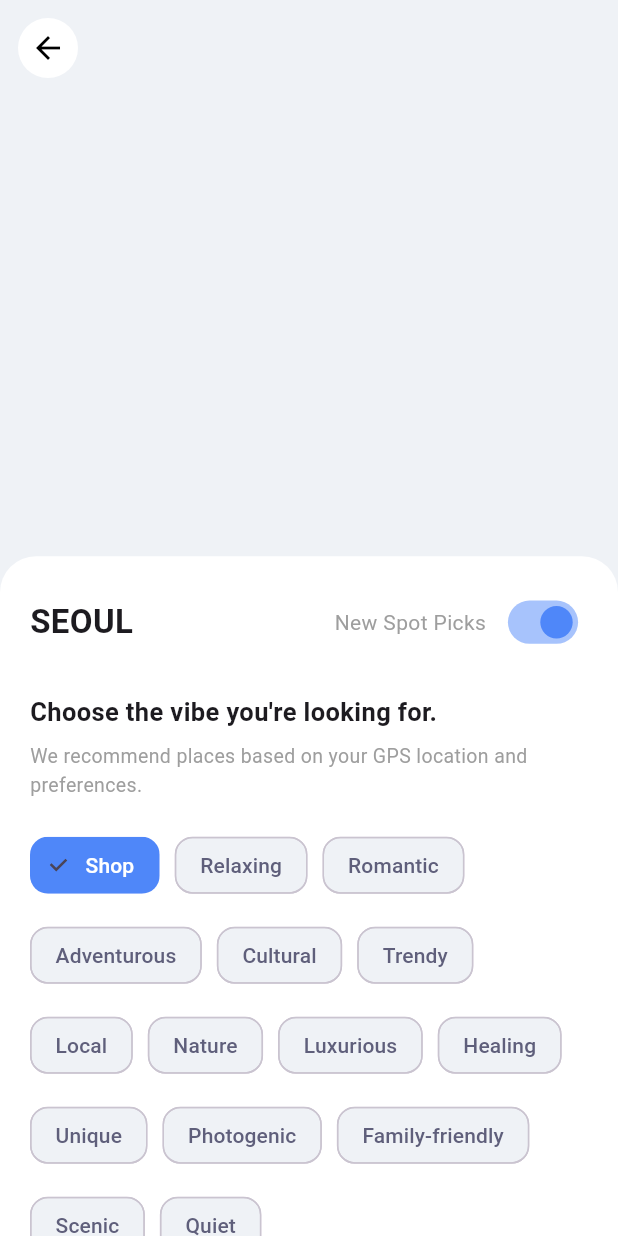
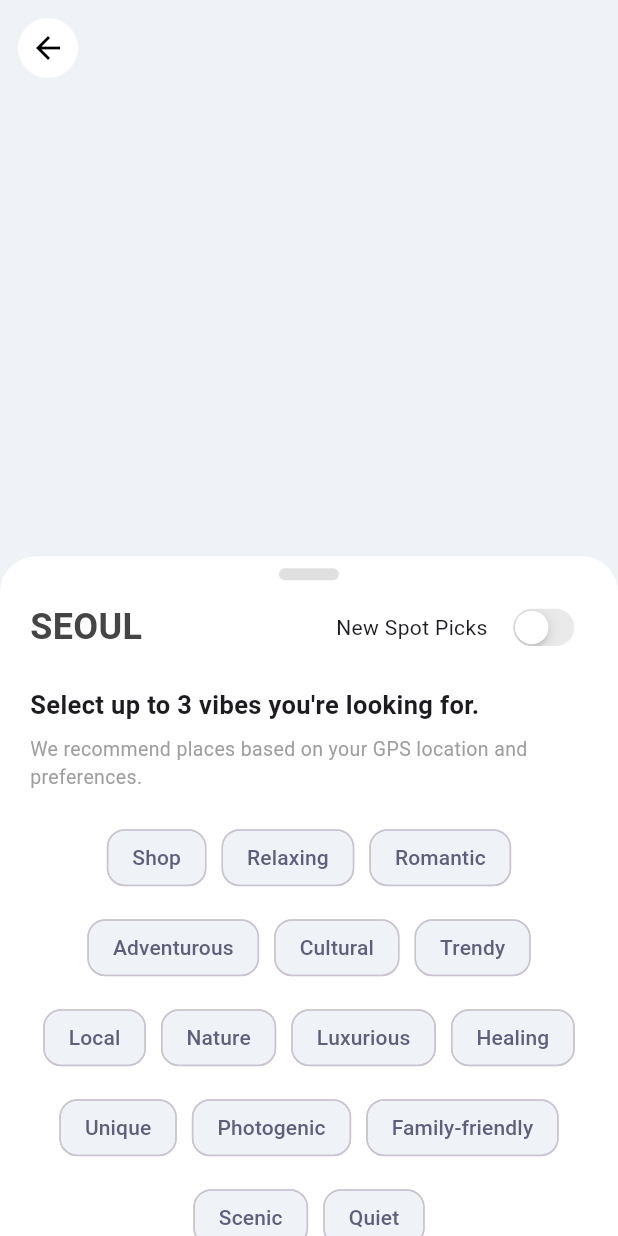
Before and after one commit to parkjoohyung0826/Tigo, a Flutter app: the RecommendationScreen screen opened directly, on a phone screen of 412 x 824 dp. Run offline on Flutter 3.47's test engine with Material 3 defaults, Android fonts, the light colour scheme and no system bars; our stand-ins replace flutter_map, flutter_svg, latlong2, youtube_player_flutter; network calls fail; Roboto replaces fonts that are missing (Arial).

Commit message:
[Feat] 여행 계획표 수정

```diff
--- a/lib/screens/recommendation_screen.dart
+++ b/lib/screens/recommendation_screen.dart
@@ -1,4 +1,6 @@
 import 'package:flutter/material.dart';
+import '../widgets/trip_plan/header.dart';
+import 'place_screen.dart';
 
 class RecommendationScreen extends StatefulWidget {
   const RecommendationScreen({super.key});
@@ -14,14 +16,33 @@ class _RecommendationScreenState extends State<RecommendationScreen> {
     "Healing", "Unique", "Photogenic", "Family-friendly", "Scenic", "Quiet"
   ];
 
-  final Set<String> selectedMoods = {"Shop"};
+  final Set<String> selectedMoods = {}; // 기본 선택 없음
+  bool toggleValue = false;
+
+  @override
+  void didChangeDependencies() {
+    super.didChangeDependencies();
+    final arg = ModalRoute.of(context)?.settings.arguments;
+    if (arg is bool) {
+      toggleValue = arg;
+    }
+  }
 
   void toggleMood(String mood) {
     setState(() {
       if (selectedMoods.contains(mood)) {
         selectedMoods.remove(mood);
       } else {
+        if (selectedMoods.length < 3) {
           selectedMoods.add(mood);
+        } else {
+          ScaffoldMessenger.of(context).showSnackBar(
+            const SnackBar(
+              content: Text('You can select up to 3 vibes.'),
+              duration: Duration(seconds: 2),
+            ),
+          );
+        }
       }
     });
   }
@@ -31,7 +52,6 @@ class _RecommendationScreenState extends State<RecommendationScreen> {
     return Scaffold(
       body: Stack(
         children: [
-          // 🔹 지도 배경 자리
           Positioned.fill(
             child: Container(color: const Color(0xFFEFF2F6)),
           ),
@@ -49,42 +69,44 @@ class _RecommendationScreenState extends State<RecommendationScreen> {
           ),
           DraggableScrollableSheet(
             initialChildSize: 0.55,
-            minChildSize: 0.45,
-            maxChildSize: 0.95,
-            builder: (_, controller) => Container(
+            minChildSize: 0.50,
+            maxChildSize: 0.90,
+            builder: (context, scrollController) {
+              return Container(
                 decoration: const BoxDecoration(
                   color: Colors.white,
-                borderRadius: BorderRadius.vertical(top: Radius.circular(24)),
+                  borderRadius: BorderRadius.only(
+                    topLeft: Radius.circular(24),
+                    topRight: Radius.circular(24),
                   ),
+                ),
+                child: Column(
+                  children: [
+                    const SizedBox(height: 8),
+                    Center(
+                      child: Container(
+                        width: 40,
+                        height: 8,
+                        decoration: BoxDecoration(
+                          color: Colors.grey[300],
+                          borderRadius: BorderRadius.circular(10),
+                        ),
+                      ),
+                    ),
+                    Header(
+                      toggleValue: toggleValue,
+                      onToggle: (val) {
+                        if (!val) Navigator.pop(context);
+                      },
+                    ),
+                    const SizedBox(height: 20),
+                    Expanded(
                       child: ListView(
-                controller: controller,
-                padding: const EdgeInsets.symmetric(horizontal: 20, vertical: 20),
-                children: [
-                  Row(
+                        controller: scrollController,
+                        padding: const EdgeInsets.symmetric(horizontal: 20),
                         children: [
                           const Text(
-                        "SEOUL",
-                        style: TextStyle(
-                          fontWeight: FontWeight.bold,
-                          fontSize: 22,
-                        ),
-                      ),
-                      const Spacer(),
-                      const Text("New Spot Picks", style: TextStyle(fontSize: 14, color: Colors.grey)),
-                      const SizedBox(width: 8),
-                      Transform.scale(
-                        scale: 0.9,
-                        child: Switch(
-                          value: true,
-                          onChanged: (_) => Navigator.pop(context),
-                          activeColor: const Color(0xFF4F87F9),
-                        ),
-                      )
-                    ],
-                  ),
-                  const SizedBox(height: 24),
-                  const Text(
-                    "Choose the vibe you're looking for.",
+                            "Select up to 3 vibes you're looking for.",
                             style: TextStyle(fontWeight: FontWeight.bold, fontSize: 17),
                           ),
                           const SizedBox(height: 8),
@@ -93,9 +115,11 @@ class _RecommendationScreenState extends State<RecommendationScreen> {
                             style: TextStyle(color: Colors.grey, fontSize: 13),
                           ),
                           const SizedBox(height: 20),
-                  Wrap(
+                          Center(
+                            child: Wrap(
                               spacing: 10,
                               runSpacing: 12,
+                              alignment: WrapAlignment.center,
                               children: moods.map((mood) {
                                 final selected = selectedMoods.contains(mood);
                                 return ChoiceChip(
@@ -107,15 +131,17 @@ class _RecommendationScreenState extends State<RecommendationScreen> {
                                     ),
                                   ),
                                   selected: selected,
-                        selectedColor: const Color(0xFF4F87F9),
+                                  selectedColor: const Color(0xFF6881C0),
                                   backgroundColor: const Color(0xFFEFF2F6),
                                   onSelected: (_) => toggleMood(mood),
+                                  showCheckmark: false,
                                   shape: RoundedRectangleBorder(
                                     borderRadius: BorderRadius.circular(12),
                                     side: BorderSide.none,
                                   ),
                                 );
                               }).toList(),
+                            ),
                           ),
                           const SizedBox(height: 40),
                           Row(
@@ -138,7 +164,7 @@ class _RecommendationScreenState extends State<RecommendationScreen> {
                               Expanded(
                                 child: ElevatedButton(
                                   onPressed: () {
-                            // 여기서 추천 결과 화면으로 이동 가능
+                                    // 적용 로직 추가 가능
                                   },
                                   style: ElevatedButton.styleFrom(
                                     backgroundColor: const Color(0xFF1F1F1F),
@@ -157,7 +183,11 @@ class _RecommendationScreenState extends State<RecommendationScreen> {
                           )
                         ],
                       ),
+                    )
+                  ],
                 ),
+              );
+            },
           ),
         ],
       ),
--- a/lib/widgets/trip_plan/header.dart
+++ b/lib/widgets/trip_plan/header.dart
@@ -1,9 +1,16 @@
 // widgets/header.dart
 import 'package:flutter/material.dart';
+import 'package:flutter/cupertino.dart';
 import '../../screens/recommendation_screen.dart';
 
 class Header extends StatelessWidget {
-  const Header({super.key});
+  final bool toggleValue;
+  final ValueChanged<bool> onToggle;
+  const Header({
+    super.key,
+    required this.toggleValue,
+    required this.onToggle,
+  });
 
   @override
   Widget build(BuildContext context) {
@@ -22,22 +29,15 @@ class Header extends StatelessWidget {
           const Spacer(),
           const Text('New Spot Picks', style: TextStyle(fontSize: 14)),
           const SizedBox(width: 8),
-          Transform.scale(
-            scale: 0.8, child: Switch(
-            value: false,
-            onChanged: (val) {
-              if (val) {
-                Navigator.push(
-                  context,
-                  MaterialPageRoute(
-                    builder: (_) => RecommendationScreen(),
-                  ),
-                );
-              }
-            },
-            activeColor: const Color(0xFF55A3F1),
-          ),
-          ),
+      Transform.scale(
+        scale: 0.8,
+        child: CupertinoSwitch(
+          value: toggleValue,
+          onChanged: onToggle,
+          activeColor: Color(0xFF55A3F1), // 파란색 트랙
+          // thumbColor: Colors.white, // Flutter 버전에 따라 이게 필요 없을 수도 있어요
+         ),
+         ),
         ],
       ),
     );
--- a/pubspec.yaml
+++ b/pubspec.yaml
@@ -1,4 +1,4 @@
-name: travelai_tigo
+name: tigo
 description: "A new Flutter project."
 # The following line prevents the package from being accidentally published to
 # pub.dev using `flutter pub publish`. This is preferred for private packages.
@@ -41,6 +41,7 @@ dependencies:
   intl: ^0.18.1
   flutter_map: ^6.1.0
   latlong2: ^0.9.0
+  shared_preferences: ^2.2.2
 
   flutter_inappwebview: ^6.1.5
 
```
Also changed, not shown: lib/screens/chat_screen.dart (+10 -1 lines), lib/screens/trip_screen.dart (+28 -1 lines), pubspec.lock, 1 other file. Lines whose indentation alone changed are shown as unchanged.
